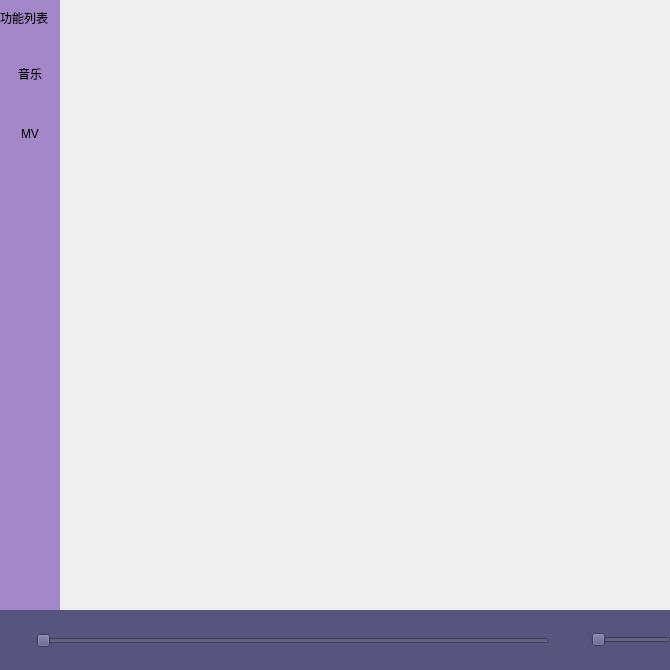
Old version of the form mainwindow.ui in the repository ZHKU-Robot/MusicPlay.
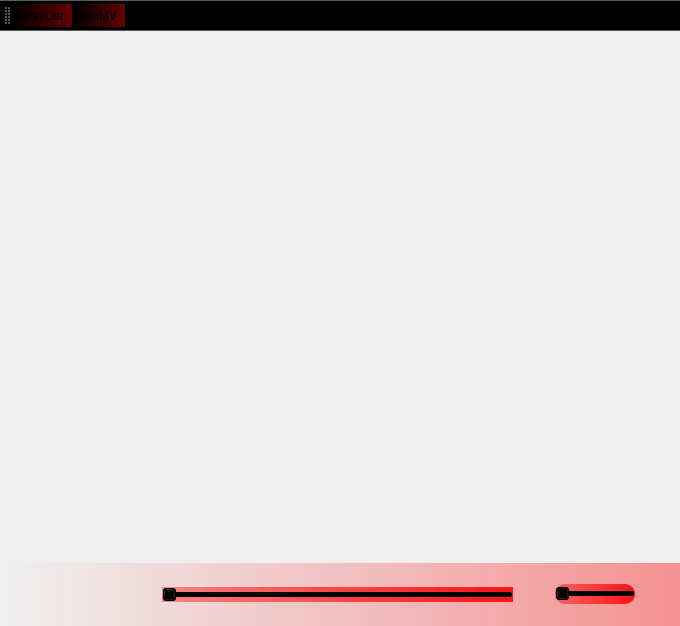
New version of the form. Icons and pictures are not drawn.

```diff
--- a/mainwindow.ui
+++ b/mainwindow.ui
@@ -6,311 +6,271 @@
    <rect>
     <x>0</x>
     <y>0</y>
-    <width>670</width>
-    <height>670</height>
+    <width>680</width>
+    <height>626</height>
    </rect>
   </property>
-  <property name="minimumSize">
-   <size>
-    <width>670</width>
-    <height>670</height>
-   </size>
-  </property>
-  <property name="maximumSize">
-   <size>
-    <width>670</width>
-    <height>670</height>
-   </size>
-  </property>
   <property name="windowTitle">
    <string>MainWindow</string>
   </property>
+  <property name="windowOpacity">
+   <double>1.000000000000000</double>
+  </property>
+  <property name="documentMode">
+   <bool>false</bool>
+  </property>
+  <property name="unifiedTitleAndToolBarOnMac">
+   <bool>false</bool>
+  </property>
   <widget class="QWidget" name="centralwidget">
+   <layout class="QVBoxLayout" name="verticalLayout_2" stretch="12,1">
+    <property name="spacing">
+     <number>0</number>
+    </property>
+    <property name="leftMargin">
+     <number>0</number>
+    </property>
+    <property name="topMargin">
+     <number>0</number>
+    </property>
+    <property name="rightMargin">
+     <number>0</number>
+    </property>
+    <property name="bottomMargin">
+     <number>0</number>
+    </property>
+    <item>
+     <layout class="QVBoxLayout" name="verticalLayout" stretch="10">
+      <property name="spacing">
+       <number>0</number>
+      </property>
+      <property name="topMargin">
+       <number>0</number>
+      </property>
+      <item>
+       <layout class="QHBoxLayout" name="horizontalLayout_2">
+        <item>
    <widget class="QWidget" name="widget" native="true">
-    <property name="geometry">
-     <rect>
-      <x>60</x>
-      <y>0</y>
-      <width>610</width>
-      <height>610</height>
-     </rect>
-    </property>
-    <property name="minimumSize">
-     <size>
-      <width>610</width>
-      <height>610</height>
-     </size>
-    </property>
-    <property name="maximumSize">
-     <size>
-      <width>610</width>
-      <height>610</height>
-     </size>
-    </property>
+          <property name="autoFillBackground">
+           <bool>false</bool>
+          </property>
     <property name="styleSheet">
-     <string notr="true">
-background-image: url(:/buttonicon/MusicButtonIcon/background.jpg);</string>
-    </property>
-    <widget class="QPushButton" name="btnstar">
-     <property name="geometry">
-      <rect>
-       <x>290</x>
-       <y>20</y>
-       <width>45</width>
-       <height>45</height>
-      </rect>
-     </property>
-     <property name="minimumSize">
-      <size>
-       <width>45</width>
-       <height>45</height>
-      </size>
-     </property>
-     <property name="maximumSize">
-      <size>
-       <width>45</width>
-       <height>45</height>
-      </size>
-     </property>
-     <property name="text">
-      <string/>
-     </property>
-     <property name="icon">
-      <iconset resource="res.qrc">
-       <normaloff>:/buttonicon/MusicButtonIcon/greenplay.svg</normaloff>:/buttonicon/MusicButtonIcon/greenplay.svg</iconset>
-     </property>
-     <property name="iconSize">
-      <size>
-       <width>45</width>
-       <height>45</height>
-      </size>
-     </property>
-     <property name="flat">
-      <bool>true</bool>
-     </property>
-    </widget>
-    <widget class="QPushButton" name="btnlast">
-     <property name="geometry">
-      <rect>
-       <x>150</x>
-       <y>150</y>
-       <width>45</width>
-       <height>45</height>
-      </rect>
-     </property>
-     <property name="minimumSize">
-      <size>
-       <width>45</width>
-       <height>45</height>
-      </size>
-     </property>
-     <property name="maximumSize">
-      <size>
-       <width>45</width>
-       <height>45</height>
-      </size>
-     </property>
-     <property name="text">
-      <string/>
-     </property>
-     <property name="icon">
-      <iconset resource="res.qrc">
-       <normaloff>:/buttonicon/MusicButtonIcon/greenlast.svg</normaloff>:/buttonicon/MusicButtonIcon/greenlast.svg</iconset>
-     </property>
-     <property name="iconSize">
-      <size>
-       <width>45</width>
-       <height>45</height>
-      </size>
-     </property>
-     <property name="flat">
-      <bool>true</bool>
-     </property>
-    </widget>
-    <widget class="QPushButton" name="btnnext">
-     <property name="geometry">
-      <rect>
-       <x>420</x>
-       <y>140</y>
-       <width>45</width>
-       <height>45</height>
-      </rect>
-     </property>
-     <property name="minimumSize">
-      <size>
-       <width>45</width>
-       <height>45</height>
-      </size>
-     </property>
-     <property name="maximumSize">
-      <size>
-       <width>45</width>
-       <height>45</height>
-      </size>
-     </property>
-     <property name="text">
-      <string/>
-     </property>
-     <property name="icon">
-      <iconset resource="res.qrc">
-       <normaloff>:/buttonicon/MusicButtonIcon/greennext.svg</normaloff>:/buttonicon/MusicButtonIcon/greennext.svg</iconset>
-     </property>
-     <property name="iconSize">
-      <size>
-       <width>45</width>
-       <height>45</height>
-      </size>
-     </property>
-     <property name="flat">
-      <bool>true</bool>
-     </property>
-    </widget>
-   </widget>
-   <widget class="QWidget" name="widget_2" native="true">
-    <property name="geometry">
-     <rect>
-      <x>0</x>
-      <y>0</y>
-      <width>60</width>
-      <height>610</height>
-     </rect>
-    </property>
-    <property name="minimumSize">
-     <size>
-      <width>60</width>
-      <height>610</height>
-     </size>
-    </property>
-    <property name="maximumSize">
-     <size>
-      <width>60</width>
-      <height>610</height>
-     </size>
-    </property>
-    <property name="styleSheet">
-     <string notr="true">background-color: rgb(164, 135, 200);</string>
-    </property>
-    <widget class="QLabel" name="label">
-     <property name="geometry">
-      <rect>
-       <x>0</x>
-       <y>10</y>
-       <width>60</width>
-       <height>15</height>
-      </rect>
-     </property>
-     <property name="minimumSize">
-      <size>
-       <width>60</width>
-       <height>15</height>
-      </size>
-     </property>
-     <property name="maximumSize">
-      <size>
-       <width>60</width>
-       <height>15</height>
-      </size>
-     </property>
-     <property name="text">
-      <string>功能列表</string>
-     </property>
-    </widget>
-    <widget class="QPushButton" name="btnsongslist">
-     <property name="geometry">
-      <rect>
-       <x>0</x>
-       <y>60</y>
-       <width>60</width>
-       <height>28</height>
-      </rect>
-     </property>
-     <property name="minimumSize">
-      <size>
-       <width>60</width>
-       <height>28</height>
-      </size>
-     </property>
-     <property name="maximumSize">
-      <size>
-       <width>60</width>
-       <height>28</height>
-      </size>
-     </property>
-     <property name="styleSheet">
-      <string notr="true">font: 9pt &quot;Century Gothic&quot;;</string>
-     </property>
-     <property name="text">
-      <string>音乐</string>
-     </property>
-     <property name="icon">
-      <iconset resource="res.qrc">
-       <normaloff>:/buttonicon/MusicButtonIcon/song.svg</normaloff>:/buttonicon/MusicButtonIcon/song.svg</iconset>
-     </property>
-     <property name="flat">
-      <bool>true</bool>
-     </property>
-    </widget>
-    <widget class="QPushButton" name="btnmv">
-     <property name="geometry">
-      <rect>
-       <x>0</x>
-       <y>120</y>
-       <width>60</width>
-       <height>28</height>
-      </rect>
-     </property>
-     <property name="minimumSize">
-      <size>
-       <width>60</width>
-       <height>28</height>
-      </size>
-     </property>
-     <property name="maximumSize">
-      <size>
-       <width>60</width>
-       <height>28</height>
-      </size>
-     </property>
-     <property name="styleSheet">
-      <string notr="true">font: 9pt &quot;Century Gothic&quot;;</string>
-     </property>
-     <property name="text">
-      <string>MV</string>
-     </property>
-     <property name="icon">
-      <iconset resource="res.qrc">
-       <normaloff>:/buttonicon/MusicButtonIcon/video-player-1.svg</normaloff>:/buttonicon/MusicButtonIcon/video-player-1.svg</iconset>
-     </property>
-     <property name="flat">
-      <bool>true</bool>
-     </property>
-    </widget>
-   </widget>
+           <string notr="true"/>
+          </property>
+         </widget>
+        </item>
+       </layout>
+      </item>
+     </layout>
+    </item>
+    <item>
    <widget class="QWidget" name="widget_3" native="true">
-    <property name="geometry">
-     <rect>
-      <x>0</x>
-      <y>610</y>
-      <width>671</width>
-      <height>61</height>
-     </rect>
+      <property name="palette">
+       <palette>
+        <active>
+         <colorrole role="Button">
+          <brush brushstyle="LinearGradientPattern">
+           <gradient startx="0.000000000000000" starty="0.000000000000000" endx="1.000000000000000" endy="0.000000000000000" type="LinearGradient" spread="PadSpread" coordinatemode="ObjectBoundingMode">
+            <gradientstop position="0.010000000000000">
+             <color alpha="0">
+              <red>0</red>
+              <green>0</green>
+              <blue>0</blue>
+             </color>
+            </gradientstop>
+            <gradientstop position="1.000000000000000">
+             <color alpha="100">
+              <red>255</red>
+              <green>0</green>
+              <blue>0</blue>
+             </color>
+            </gradientstop>
+           </gradient>
+          </brush>
+         </colorrole>
+         <colorrole role="Base">
+          <brush brushstyle="LinearGradientPattern">
+           <gradient startx="0.000000000000000" starty="0.000000000000000" endx="1.000000000000000" endy="0.000000000000000" type="LinearGradient" spread="PadSpread" coordinatemode="ObjectBoundingMode">
+            <gradientstop position="0.010000000000000">
+             <color alpha="0">
+              <red>0</red>
+              <green>0</green>
+              <blue>0</blue>
+             </color>
+            </gradientstop>
+            <gradientstop position="1.000000000000000">
+             <color alpha="100">
+              <red>255</red>
+              <green>0</green>
+              <blue>0</blue>
+             </color>
+            </gradientstop>
+           </gradient>
+          </brush>
+         </colorrole>
+         <colorrole role="Window">
+          <brush brushstyle="LinearGradientPattern">
+           <gradient startx="0.000000000000000" starty="0.000000000000000" endx="1.000000000000000" endy="0.000000000000000" type="LinearGradient" spread="PadSpread" coordinatemode="ObjectBoundingMode">
+            <gradientstop position="0.010000000000000">
+             <color alpha="0">
+              <red>0</red>
+              <green>0</green>
+              <blue>0</blue>
+             </color>
+            </gradientstop>
+            <gradientstop position="1.000000000000000">
+             <color alpha="100">
+              <red>255</red>
+              <green>0</green>
+              <blue>0</blue>
+             </color>
+            </gradientstop>
+           </gradient>
+          </brush>
+         </colorrole>
+        </active>
+        <inactive>
+         <colorrole role="Button">
+          <brush brushstyle="LinearGradientPattern">
+           <gradient startx="0.000000000000000" starty="0.000000000000000" endx="1.000000000000000" endy="0.000000000000000" type="LinearGradient" spread="PadSpread" coordinatemode="ObjectBoundingMode">
+            <gradientstop position="0.010000000000000">
+             <color alpha="0">
+              <red>0</red>
+              <green>0</green>
+              <blue>0</blue>
+             </color>
+            </gradientstop>
+            <gradientstop position="1.000000000000000">
+             <color alpha="100">
+              <red>255</red>
+              <green>0</green>
+              <blue>0</blue>
+             </color>
+            </gradientstop>
+           </gradient>
+          </brush>
+         </colorrole>
+         <colorrole role="Base">
+          <brush brushstyle="LinearGradientPattern">
+           <gradient startx="0.000000000000000" starty="0.000000000000000" endx="1.000000000000000" endy="0.000000000000000" type="LinearGradient" spread="PadSpread" coordinatemode="ObjectBoundingMode">
+            <gradientstop position="0.010000000000000">
+             <color alpha="0">
+              <red>0</red>
+              <green>0</green>
+              <blue>0</blue>
+             </color>
+            </gradientstop>
+            <gradientstop position="1.000000000000000">
+             <color alpha="100">
+              <red>255</red>
+              <green>0</green>
+              <blue>0</blue>
+             </color>
+            </gradientstop>
+           </gradient>
+          </brush>
+         </colorrole>
+         <colorrole role="Window">
+          <brush brushstyle="LinearGradientPattern">
+           <gradient startx="0.000000000000000" starty="0.000000000000000" endx="1.000000000000000" endy="0.000000000000000" type="LinearGradient" spread="PadSpread" coordinatemode="ObjectBoundingMode">
+            <gradientstop position="0.010000000000000">
+             <color alpha="0">
+              <red>0</red>
+              <green>0</green>
+              <blue>0</blue>
+             </color>
+            </gradientstop>
+            <gradientstop position="1.000000000000000">
+             <color alpha="100">
+              <red>255</red>
+              <green>0</green>
+              <blue>0</blue>
+             </color>
+            </gradientstop>
+           </gradient>
+          </brush>
+         </colorrole>
+        </inactive>
+        <disabled>
+         <colorrole role="Button">
+          <brush brushstyle="LinearGradientPattern">
+           <gradient startx="0.000000000000000" starty="0.000000000000000" endx="1.000000000000000" endy="0.000000000000000" type="LinearGradient" spread="PadSpread" coordinatemode="ObjectBoundingMode">
+            <gradientstop position="0.010000000000000">
+             <color alpha="0">
+              <red>0</red>
+              <green>0</green>
+              <blue>0</blue>
+             </color>
+            </gradientstop>
+            <gradientstop position="1.000000000000000">
+             <color alpha="100">
+              <red>255</red>
+              <green>0</green>
+              <blue>0</blue>
+             </color>
+            </gradientstop>
+           </gradient>
+          </brush>
+         </colorrole>
+         <colorrole role="Base">
+          <brush brushstyle="LinearGradientPattern">
+           <gradient startx="0.000000000000000" starty="0.000000000000000" endx="1.000000000000000" endy="0.000000000000000" type="LinearGradient" spread="PadSpread" coordinatemode="ObjectBoundingMode">
+            <gradientstop position="0.010000000000000">
+             <color alpha="0">
+              <red>0</red>
+              <green>0</green>
+              <blue>0</blue>
+             </color>
+            </gradientstop>
+            <gradientstop position="1.000000000000000">
+             <color alpha="100">
+              <red>255</red>
+              <green>0</green>
+              <blue>0</blue>
+             </color>
+            </gradientstop>
+           </gradient>
+          </brush>
+         </colorrole>
+         <colorrole role="Window">
+          <brush brushstyle="LinearGradientPattern">
+           <gradient startx="0.000000000000000" starty="0.000000000000000" endx="1.000000000000000" endy="0.000000000000000" type="LinearGradient" spread="PadSpread" coordinatemode="ObjectBoundingMode">
+            <gradientstop position="0.010000000000000">
+             <color alpha="0">
+              <red>0</red>
+              <green>0</green>
+              <blue>0</blue>
+             </color>
+            </gradientstop>
+            <gradientstop position="1.000000000000000">
+             <color alpha="100">
+              <red>255</red>
+              <green>0</green>
+              <blue>0</blue>
+             </color>
+            </gradientstop>
+           </gradient>
+          </brush>
+         </colorrole>
+        </disabled>
+       </palette>
     </property>
     <property name="styleSheet">
-     <string notr="true">background-color: rgb(85, 85, 127);</string>
+       <string notr="true">background-color:qlineargradient(spread:pad, x1:0, y1:0, x2:1, y2:0, stop:0.01 rgba(0, 0, 0, 0), stop:1 rgba(255, 0, 0, 100))</string>
     </property>
     <layout class="QHBoxLayout" name="horizontalLayout">
      <item>
-      <widget class="QPushButton" name="btnclock">
+        <widget class="QPushButton" name="btnlast">
        <property name="minimumSize">
         <size>
-         <width>30</width>
-         <height>30</height>
+           <width>45</width>
+           <height>45</height>
         </size>
        </property>
        <property name="maximumSize">
         <size>
-         <width>30</width>
-         <height>30</height>
+           <width>45</width>
+           <height>45</height>
         </size>
        </property>
        <property name="text">
@@ -322,8 +282,72 @@
        </property>
        <property name="iconSize">
         <size>
-         <width>30</width>
-         <height>30</height>
+           <width>32</width>
+           <height>32</height>
+          </size>
+         </property>
+         <property name="flat">
+          <bool>true</bool>
+         </property>
+        </widget>
+       </item>
+       <item>
+        <widget class="QPushButton" name="btnstar">
+         <property name="minimumSize">
+          <size>
+           <width>45</width>
+           <height>45</height>
+          </size>
+         </property>
+         <property name="maximumSize">
+          <size>
+           <width>45</width>
+           <height>45</height>
+          </size>
+         </property>
+         <property name="text">
+          <string/>
+         </property>
+         <property name="icon">
+          <iconset resource="res.qrc">
+           <normaloff>:/buttonicon/MusicButtonIcon/pause.svg</normaloff>:/buttonicon/MusicButtonIcon/pause.svg</iconset>
+         </property>
+         <property name="iconSize">
+          <size>
+           <width>35</width>
+           <height>35</height>
+          </size>
+         </property>
+         <property name="flat">
+          <bool>true</bool>
+         </property>
+        </widget>
+       </item>
+       <item>
+        <widget class="QPushButton" name="btnnext">
+         <property name="minimumSize">
+          <size>
+           <width>45</width>
+           <height>45</height>
+          </size>
+         </property>
+         <property name="maximumSize">
+          <size>
+           <width>45</width>
+           <height>45</height>
+          </size>
+         </property>
+         <property name="text">
+          <string/>
+         </property>
+         <property name="icon">
+          <iconset resource="res.qrc">
+           <normaloff>:/buttonicon/MusicButtonIcon/next.svg</normaloff>:/buttonicon/MusicButtonIcon/next.svg</iconset>
+         </property>
+         <property name="iconSize">
+          <size>
+           <width>32</width>
+           <height>32</height>
         </size>
        </property>
        <property name="flat">
@@ -333,6 +357,13 @@
      </item>
      <item>
       <widget class="QSlider" name="horizontalSlider">
+         <property name="styleSheet">
+          <string notr="true">background-color:qlineargradient(spread:pad, x1:0, y1:0, x2:1, y2:0, stop:0.01 rgba(255, 0, 0, 100), stop:1 rgba(255, 0, 0, 225));
+border-radius: 10px;
+
+
+</string>
+         </property>
        <property name="orientation">
         <enum>Qt::Horizontal</enum>
        </property>
@@ -384,14 +415,103 @@
          <height>20</height>
         </size>
        </property>
+         <property name="styleSheet">
+          <string notr="true">background-color:qlineargradient(spread:pad, x1:0, y1:0, x2:1, y2:0, stop:0.01 rgba(255, 0, 0, 100), stop:1 rgba(255, 0, 0, 225));
+
+border-radius: 10px;
+margin: 0px;</string>
+         </property>
        <property name="orientation">
         <enum>Qt::Horizontal</enum>
        </property>
       </widget>
      </item>
-    </layout>
-   </widget>
+       <item>
+        <widget class="QPushButton" name="btnclock">
+         <property name="minimumSize">
+          <size>
+           <width>30</width>
+           <height>30</height>
+          </size>
+         </property>
+         <property name="maximumSize">
+          <size>
+           <width>30</width>
+           <height>30</height>
+          </size>
+         </property>
+         <property name="text">
+          <string/>
+         </property>
+         <property name="icon">
+          <iconset resource="res.qrc">
+           <normaloff>:/buttonicon/MusicButtonIcon/history.svg</normaloff>:/buttonicon/MusicButtonIcon/history.svg</iconset>
+         </property>
+         <property name="iconSize">
+          <size>
+           <width>30</width>
+           <height>30</height>
+          </size>
+         </property>
+         <property name="flat">
+          <bool>true</bool>
+         </property>
+        </widget>
+       </item>
+      </layout>
+     </widget>
+    </item>
+   </layout>
   </widget>
+  <widget class="QToolBar" name="toolBar">
+   <property name="windowTitle">
+    <string>toolBar</string>
+   </property>
+   <property name="styleSheet">
+    <string notr="true">background-color:qlineargradient(spread:pad, x1:0, y1:0, x2:1, y2:0, stop:0.01 rgba(255, 0, 0, 0), stop:1 rgba(255, 0, 0, 100))</string>
+   </property>
+   <property name="iconSize">
+    <size>
+     <width>32</width>
+     <height>32</height>
+    </size>
+   </property>
+   <property name="toolButtonStyle">
+    <enum>Qt::ToolButtonIconOnly</enum>
+   </property>
+   <attribute name="toolBarArea">
+    <enum>TopToolBarArea</enum>
+   </attribute>
+   <attribute name="toolBarBreak">
+    <bool>false</bool>
+   </attribute>
+   <addaction name="actionPlayList"/>
+   <addaction name="actionBtnMV"/>
+  </widget>
+  <action name="actionPlayList">
+   <property name="icon">
+    <iconset resource="res.qrc">
+     <normaloff>:/buttonicon/MusicButtonIcon/Music.svg</normaloff>:/buttonicon/MusicButtonIcon/Music.svg</iconset>
+   </property>
+   <property name="text">
+    <string>PlayList</string>
+   </property>
+   <property name="toolTip">
+    <string>打开播放列表</string>
+   </property>
+  </action>
+  <action name="actionBtnMV">
+   <property name="icon">
+    <iconset resource="res.qrc">
+     <normaloff>:/buttonicon/MusicButtonIcon/media.svg</normaloff>:/buttonicon/MusicButtonIcon/media.svg</iconset>
+   </property>
+   <property name="text">
+    <string>BtnMV</string>
+   </property>
+   <property name="toolTip">
+    <string>打开MV列表</string>
+   </property>
+  </action>
  </widget>
  <resources>
   <include location="res.qrc"/>
```
Left out of the diff: 7 changed lines with no effect on the pictures. Lines whose indentation alone changed are shown as unchanged.
